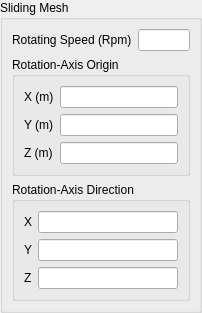
Old version of the form view/setup/cell_zone_conditions/sliding_mesh_widget.ui in the repository nextfoam/baram.
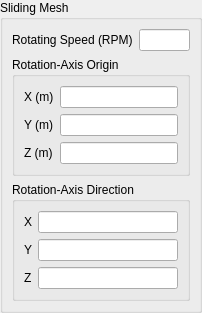
New version of the form.

Commit message: default value changed and typo

```diff
--- a/view/setup/cell_zone_conditions/sliding_mesh_widget.ui
+++ b/view/setup/cell_zone_conditions/sliding_mesh_widget.ui
@@ -50,7 +50,7 @@
          <item row="0" column="0">
           <widget class="QLabel" name="label">
            <property name="text">
-            <string>Rotating Speed (Rpm)</string>
+            <string>Rotating Speed (RPM)</string>
            </property>
           </widget>
          </item>
```
The commit also changes 2 other files.
